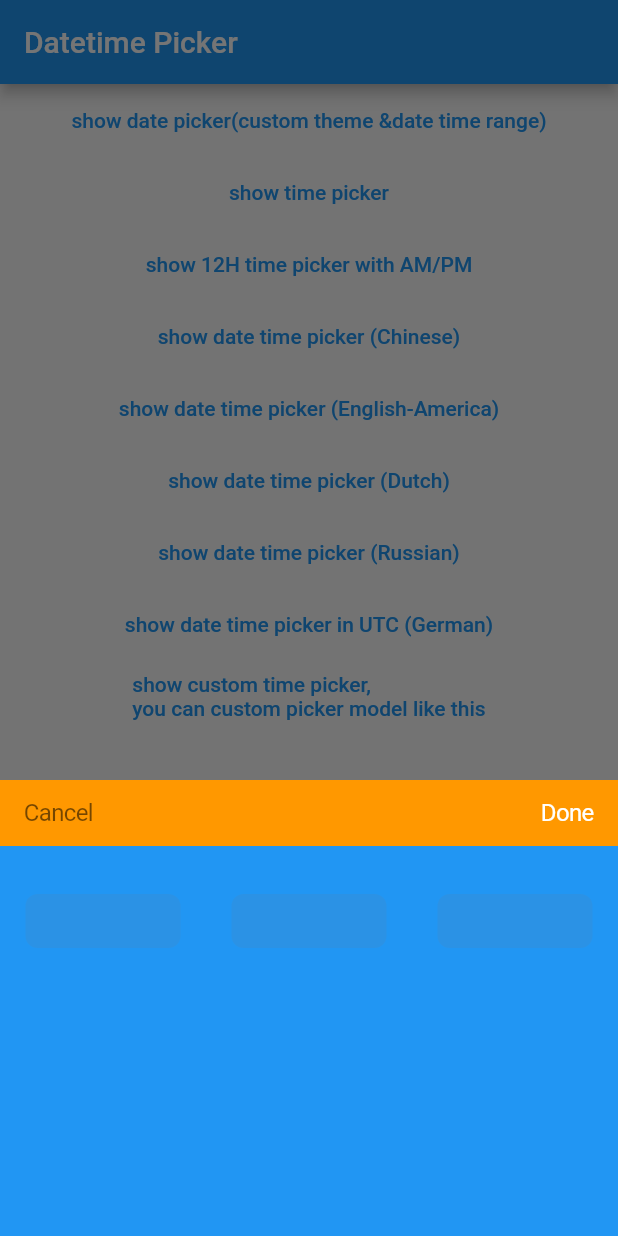
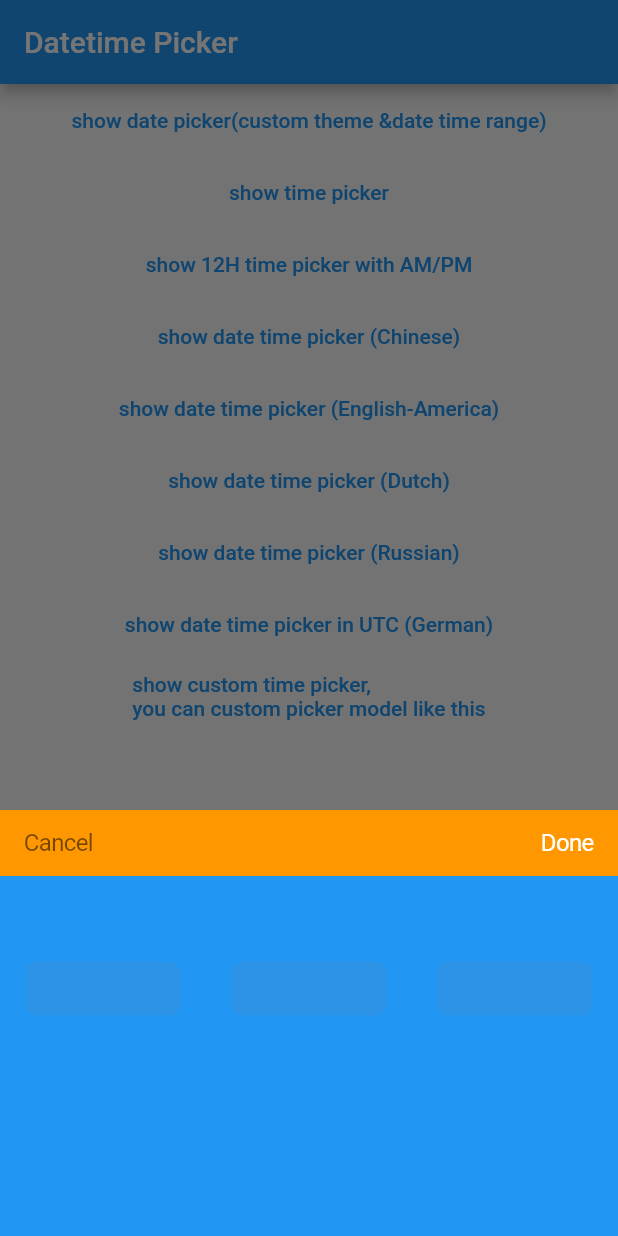
Before and after one commit to ZackFrost/flutter_datetime_picker, a Flutter app: the screen it shows after launch, after a tap on "show date picker(custom theme &date time", on a phone screen of 412 x 824 dp. Run offline on Flutter 3.47's test engine with Material 2 defaults, Android fonts, the phone set to English and light mode, and no system bars.

Commit message:
fixed ui isssues

```diff
--- a/lib/flutter_datetime_picker.dart
+++ b/lib/flutter_datetime_picker.dart
@@ -374,7 +374,7 @@ class _DatePickerState extends State<_DatePickerComponent> {
 
   Widget _renderItemView(DatePickerTheme theme) {
     return Container(
-      height: 100,
+      height: 150,
       color: theme.backgroundColor ?? Colors.white,
       child: Row(
         mainAxisAlignment: MainAxisAlignment.spaceBetween,
--- a/lib/src/datetime_picker_theme.dart
+++ b/lib/src/datetime_picker_theme.dart
@@ -20,7 +20,7 @@ class DatePickerTheme with DiagnosticableTreeMixin {
     this.itemStyle = const TextStyle(color: Color(0xFF000046), fontSize: 18),
     this.backgroundColor = Colors.white,
     this.headerColor,
-    this.containerHeight = 260.0,
+    this.containerHeight = 240.0,
     this.titleHeight = 44.0,
     this.itemHeight = 36.0,
   });
```
